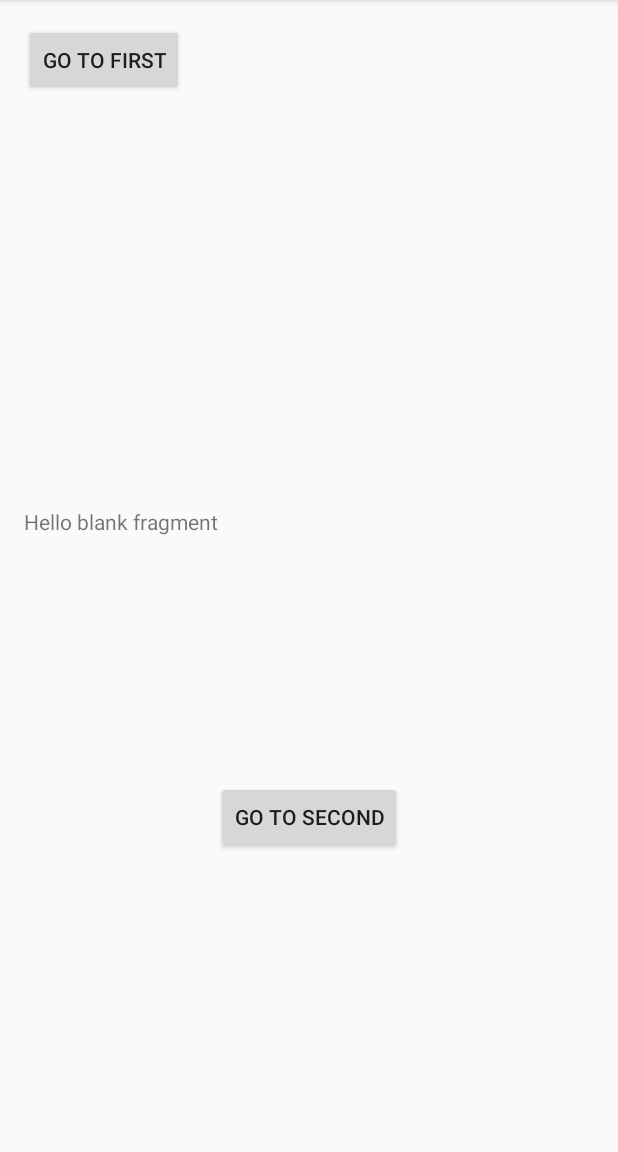
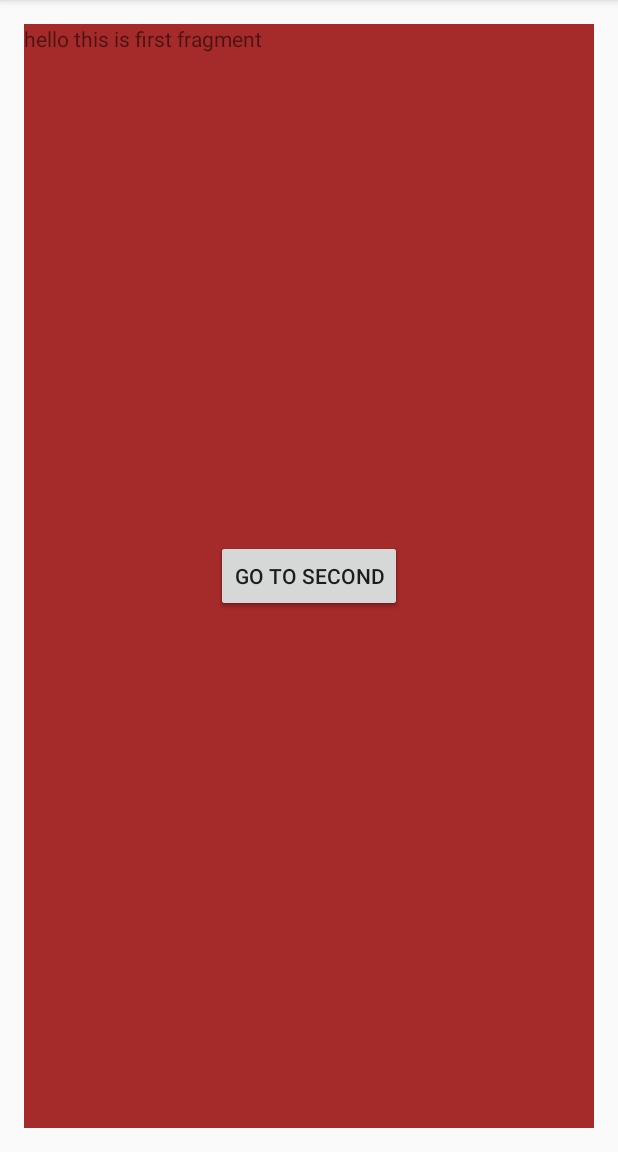
Before and after one commit to PawanKasar/Android-Exercise, an Android app: the screen it shows after launch (MainActivity), on a phone screen of 412 x 824 dp, the part 84-1236 px from its top. Run offline under Robolectric (Android 15) with nearby library versions, the phone set to English and light mode, and no system bars.

```diff
--- a/FragmentExercise/app/src/main/java/com/example/pawans/fragmentexercise/FirstFragment.java
+++ b/FragmentExercise/app/src/main/java/com/example/pawans/fragmentexercise/FirstFragment.java
@@ -7,6 +7,7 @@ import android.view.LayoutInflater;
 import android.view.View;
 import android.view.ViewGroup;
 import android.widget.Button;
+import android.widget.TextView;
 
 
 /**
@@ -15,6 +16,7 @@ import android.widget.Button;
 public class FirstFragment extends Fragment {
 
     Button btnsecond;
+    TextView textView;
 
     public FirstFragment() {
         // Required empty public constructor
@@ -26,7 +28,20 @@ public class FirstFragment extends Fragment {
         // Inflate the layout for this fragment
         View view =  inflater.inflate(R.layout.fragment_first, container, false);
 
-        btnsecond = (Button)view.findViewById(R.id.button_2);
+        btnsecond = (Button)view.findViewById(R.id.button_1);
+        textView = (TextView)view.findViewById(R.id.textview);
+
+        btnsecond.setOnClickListener(new View.OnClickListener() {
+            @Override
+            public void onClick(View v) {
+
+                ((MainActivity)getActivity()).clearBackStack();
+                textView.setText("");
+                btnsecond.setVisibility(View.GONE);
+                ((MainActivity)getActivity()).openSecondFragment();
+
+            }
+        });
 
         return view;
     }
--- a/FragmentExercise/app/src/main/java/com/example/pawans/fragmentexercise/MainActivity.java
+++ b/FragmentExercise/app/src/main/java/com/example/pawans/fragmentexercise/MainActivity.java
@@ -10,27 +10,66 @@ import android.widget.TextView;
 
 public class MainActivity extends AppCompatActivity {
 
-    Button btnfirst;
-
     @Override
     protected void onCreate(Bundle savedInstanceState) {
         super.onCreate(savedInstanceState);
         setContentView(R.layout.activity_main);
 
-        btnfirst = (Button)findViewById(R.id.button_1);
-
-        btnfirst.setOnClickListener(new View.OnClickListener() {
-            @Override
-            public void onClick(View v) {
-
-                FirstFragment fragment = new FirstFragment();
-                FragmentManager fm = getSupportFragmentManager();
-                FragmentTransaction ft = fm.beginTransaction();
-                ft.add(R.id.fragment_first,fragment);
-                ft.commit();
-
-            }
-        });
+        openFirstFragment();
 
     }
+
+    public void openFirstFragment(){
+
+        FirstFragment firstFragment = new FirstFragment();
+        getSupportFragmentManager().beginTransaction().addToBackStack("Fragment")
+                .setTransition(FragmentTransaction.TRANSIT_FRAGMENT_OPEN)
+                .replace(R.id.fragment_first, firstFragment).commit();
+
+    }
+
+    public void openSecondFragment(){
+
+        SecondFragment secondFragment = new SecondFragment();
+        getSupportFragmentManager().beginTransaction().addToBackStack("Fragment")
+                .setTransition(FragmentTransaction.TRANSIT_FRAGMENT_OPEN)
+                .replace(R.id.fragment_first, secondFragment).commit();
+
+//        FragmentManager fm = getSupportFragmentManager();
+//        FragmentTransaction ft = fm.beginTransaction();
+//        ft.setTransition(FragmentTransaction.TRANSIT_FRAGMENT_OPEN)
+//                .replace(R.id.fragment_first,secondFragment)
+//                .addToBackStack(null).commit();
+
+    }
+    public void openThirdFragment(){
+
+        ThirdFragment thirdFragment = new ThirdFragment();
+        FragmentManager fragmentManager = getSupportFragmentManager();
+        FragmentTransaction fragmentTransaction = fragmentManager.beginTransaction();
+        fragmentTransaction.setTransition(FragmentTransaction.TRANSIT_FRAGMENT_OPEN);
+        fragmentTransaction.replace(R.id.fragment_first,thirdFragment);
+        fragmentTransaction.addToBackStack("Fragment");
+        fragmentTransaction.commit();
+    }
+    public void openFourthFragment(){
+
+        FourthFragment fourthFragment = new FourthFragment();
+        FragmentManager fragmentManager = getSupportFragmentManager();
+        FragmentTransaction fragmentTransaction = fragmentManager.beginTransaction();
+        fragmentTransaction.setTransition(FragmentTransaction.TRANSIT_FRAGMENT_OPEN);
+        fragmentTransaction.replace(R.id.fragment_first,fourthFragment);
+        fragmentTransaction.commit();
+
+    }
+
+    public void clearBackStack() {
+        while (getSupportFragmentManager().getBackStackEntryCount() > 1) {
+            try {
+                getSupportFragmentManager().popBackStackImmediate();
+            } catch (Exception e) {
+                e.printStackTrace();
+            }
+        }
+    }
 }
--- a/FragmentExercise/app/src/main/res/layout/activity_main.xml
+++ b/FragmentExercise/app/src/main/res/layout/activity_main.xml
@@ -9,23 +9,14 @@
     android:paddingTop="@dimen/activity_vertical_margin"
     tools:context="com.example.pawans.fragmentexercise.MainActivity">
 
-    <Button
-        android:layout_width="wrap_content"
-        android:layout_height="wrap_content"
-        android:text="Go To First"
-        android:id="@+id/button_1"
-        android:layout_gravity="bottom" />
-
-    <LinearLayout
-        android:layout_width="fill_parent"
-        android:layout_height="match_parent">
 
     <fragment
         android:name="com.example.pawans.fragmentexercise.FirstFragment"
         android:id="@+id/fragment_first"
         android:layout_width="match_parent"
-        android:layout_height="414dp"
-        android:layout_gravity="bottom" />
-    </LinearLayout>
+        android:layout_height="match_parent"
+        tools:layout="@layout/fragment_first" />
+
+
 
 </RelativeLayout>
--- a/FragmentExercise/app/src/main/res/layout/fragment_first.xml
+++ b/FragmentExercise/app/src/main/res/layout/fragment_first.xml
@@ -2,19 +2,21 @@
     xmlns:tools="http://schemas.android.com/tools"
     android:layout_width="match_parent"
     android:layout_height="match_parent"
+    android:background="#A52A2A"
     tools:context="com.example.pawans.fragmentexercise.FirstFragment">
 
     <!-- TODO: Update blank fragment layout -->
     <TextView
+        android:id="@+id/textview"
         android:layout_width="match_parent"
         android:layout_height="match_parent"
-        android:text="@string/hello_blank_fragment" />
+        android:text="hello this is first fragment" />
 
     <Button
         android:layout_width="wrap_content"
         android:layout_height="wrap_content"
         android:text="Go To Second"
-        android:id="@+id/button_2"
+        android:id="@+id/button_1"
         android:layout_gravity="center" />
 
 
```
